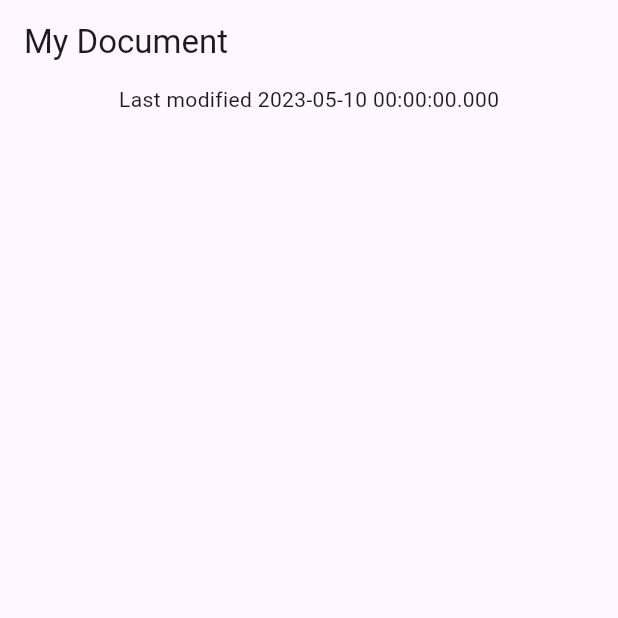
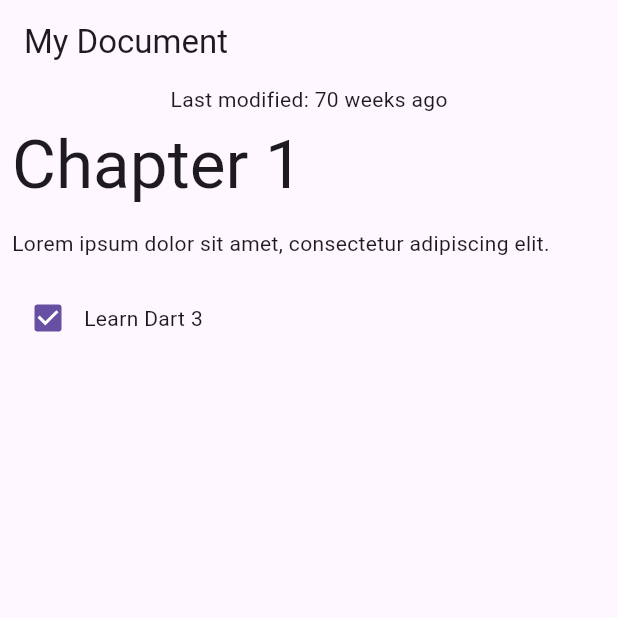
Before and after one commit to phil-forson/Dart-s-Patterns-And-Records, a Flutter app: the screen it shows after launch, on a phone screen of 412 x 824 dp, the top half of it. Run offline on Flutter 3.47's test engine with Material 3 defaults, Android fonts, the phone set to English and light mode, and no system bars.

Commit message:
darts patterns and records

```diff
--- a/lib/data.dart
+++ b/lib/data.dart
@@ -5,7 +5,7 @@ class Document {
   Document() : _json = jsonDecode(documentJson);
 
   (String, {DateTime modified}) get metadata {
-    if (_json                                                // Modify from here...
+    if (_json
         case {
           'metadata': {
             'title': String title,
@@ -16,20 +16,19 @@ class Document {
     } else {
       throw const FormatException('Unexpected JSON');
     }
+  }
 
-    if (_json.containsKey('metadata')) {                     // Modify from here...
-      final metadataJson = _json['metadata'];
-      if (metadataJson is Map) {
-        final title = metadataJson['title'] as String;
-        final localModified =
-            DateTime.parse(metadataJson['modified'] as String);
-        return (title, modified: localModified);
-      }
+  List<Block> getBlocks() {
+    if (_json case {'blocks': List blocksJson}) {
+      return [for (final blockJson in blocksJson) Block.fromJson(blockJson)];
+    } else {
+      throw const FormatException('Unexpected JSON format');
     }
-    throw const FormatException('Unexpected JSON');
+  }
 
-  }
 }
+
+
 
 const documentJson = '''
 {
@@ -48,9 +47,40 @@ const documentJson = '''
     },
     {
       "type": "checkbox",
-      "checked": false,
+      "checked": true,
       "text": "Learn Dart 3"
     }
   ]
 }
 ''';
+
+
+sealed class Block {
+  Block();
+
+  factory Block.fromJson(Map<String, Object?> json) {
+    return switch (json) {
+      {'type': 'h1', 'text': String text} => HeaderBlock(text),
+      {'type': 'p', 'text': String text} => ParagraphBlock(text),
+      {'type': 'checkbox', 'text': String text, 'checked': bool checked} =>
+        CheckboxBlock(text, checked),
+      _ => throw const FormatException('Unexpected JSON format'),
+    };
+  }
+}
+
+class HeaderBlock extends Block {
+  final String text;
+  HeaderBlock(this.text);
+}
+
+class ParagraphBlock extends Block {
+  final String text;
+  ParagraphBlock(this.text);
+}
+
+class CheckboxBlock extends Block {
+  final String text;
+  final bool isChecked;
+  CheckboxBlock(this.text, this.isChecked);
+}
--- a/lib/main.dart
+++ b/lib/main.dart
@@ -23,6 +23,7 @@ class DocumentApp extends StatelessWidget {
 class DocumentScreen extends StatelessWidget {
   final Document document;
 
+
   const DocumentScreen({
     required this.document,
     super.key,
@@ -31,15 +32,21 @@ class DocumentScreen extends StatelessWidget {
   @override
   Widget build(BuildContext context) {
     final (title, :modified) = document.metadata;
+    final formattedModifiedDate = formatDate(modified);
+    final blocks = document.getBlocks();
     return Scaffold(
       appBar: AppBar(
         title: Text(title),
       ),
       body: Column(
         children: [
-          Center(
-            child: Text(
-              'Last modified $modified',
+          Text('Last modified: $formattedModifiedDate'),
+          Expanded(
+            child: ListView.builder(
+              itemCount: blocks.length,
+              itemBuilder: (context, index) {
+                return BlockWidget(block: blocks[index]);
+              },
             ),
           ),
         ],
@@ -47,3 +54,48 @@ class DocumentScreen extends StatelessWidget {
     );
   }
 }
+
+class BlockWidget extends StatelessWidget {
+  final Block block;
+
+  const BlockWidget({
+    required this.block,
+    super.key,
+  });
+
+  @override
+  Widget build(BuildContext context) {
+    return Container(
+      margin: const EdgeInsets.all(8),
+      child: switch (block) {
+        HeaderBlock(:final text) => Text(
+            text,
+            style: Theme.of(context).textTheme.displayMedium,
+          ),
+        ParagraphBlock(:final text) => Text(text),
+        CheckboxBlock(:final text, :final isChecked) => Row(
+            children: [
+              Checkbox(value: isChecked, onChanged: (_) {}),
+              Text(text),
+            ],
+          ),
+      },
+    );
+  }
+}
+
+String formatDate(DateTime dateTime) {
+  final today = DateTime.now();
+  final difference = dateTime.difference(today);
+
+  return switch (difference) {
+    Duration(inDays: 0) => 'today',
+    Duration(inDays: 1) => 'tomorrow',
+    Duration(inDays: -1) => 'yesterday',
+    Duration(inDays: final days) when days > 7 => '${days ~/ 7} weeks from now',
+    Duration(inDays: final days) when days < -7 =>
+      '${days.abs() ~/ 7} weeks ago',
+    Duration(inDays: final days, isNegative: true) => '${days.abs()} days ago',
+    Duration(inDays: final days) => '$days days from now',
+  };
+}
```
